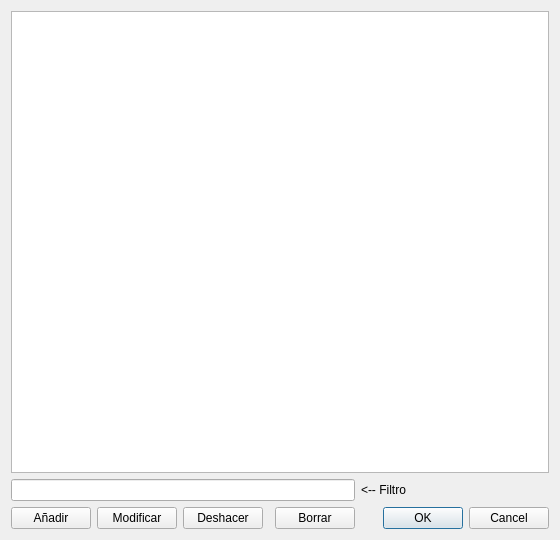
Ladis72/tienda, file familias.ui: the form before one commit.
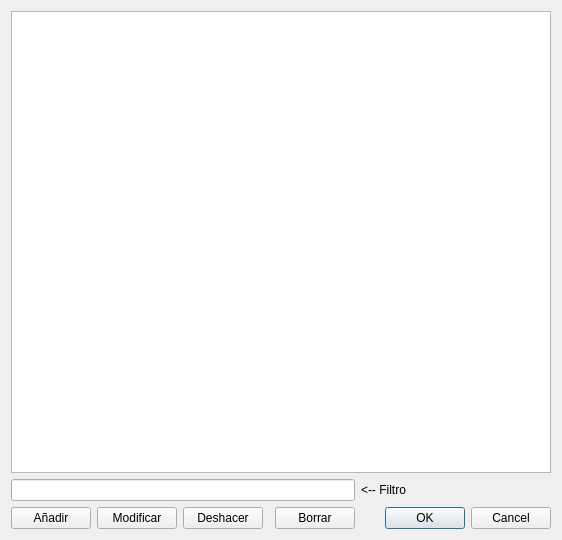
The form after the commit.

```diff
--- a/familias.ui
+++ b/familias.ui
@@ -6,7 +6,7 @@
    <rect>
     <x>0</x>
     <y>0</y>
-    <width>560</width>
+    <width>562</width>
     <height>540</height>
    </rect>
   </property>
```
